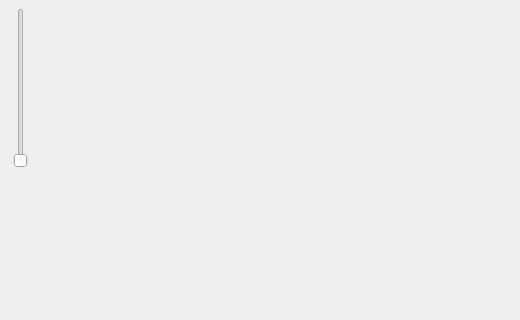
This is mainwindow.ui in NandhiniRam2005/CS3505-Group-Assignment9-LifeInvestor as Qt 5 draws it before an edit; both pictures show x 0 to 520 and y 162 to 482 of the 800 by 600 pixel window. The edited form follows.
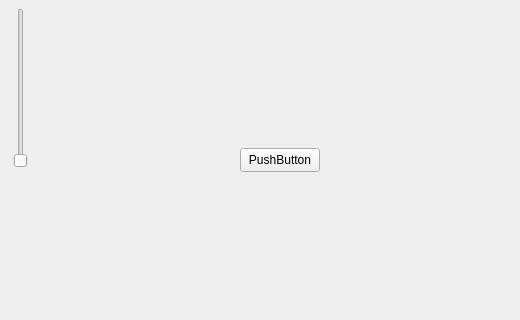
This is the edited form. Icons and pictures are not drawn.

Commit message: Adding phone png

```diff
--- a/mainwindow.ui
+++ b/mainwindow.ui
@@ -171,6 +171,22 @@
        <enum>Qt::Orientation::Horizontal</enum>
       </property>
      </widget>
+     <widget class="QPushButton" name="pushButton_2">
+      <property name="geometry">
+       <rect>
+        <x>240</x>
+        <y>310</y>
+        <width>80</width>
+        <height>24</height>
+       </rect>
+      </property>
+      <property name="text">
+       <string>PushButton</string>
+      </property>
+      <property name="icon">
+       <iconset theme="QIcon::ThemeIcon::AddressBookNew"/>
+      </property>
+     </widget>
     </widget>
     <widget class="QWidget" name="Quiz">
      <widget class="QLabel" name="labelReward">
```
Left out of the diff: 2 changed lines with no effect on the pictures. The commit also changes 2 other files.
